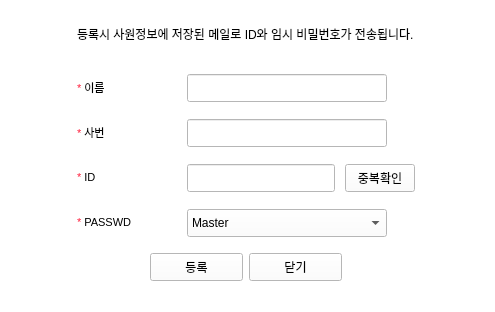
First picture: the form in sign_up.ui, repository hyeona-jeong/HRIS, before the edit.
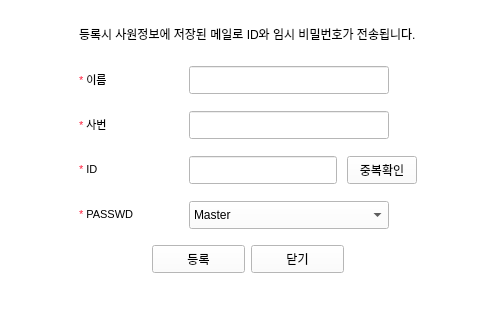
Second picture: the form after the edit.

Patch:
```diff
--- a/sign_up.ui
+++ b/sign_up.ui
@@ -10,6 +10,18 @@
     <height>312</height>
    </rect>
   </property>
+  <property name="minimumSize">
+   <size>
+    <width>495</width>
+    <height>312</height>
+   </size>
+  </property>
+  <property name="maximumSize">
+   <size>
+    <width>495</width>
+    <height>312</height>
+   </size>
+  </property>
   <property name="palette">
    <palette>
     <active>
@@ -456,15 +468,8 @@
    <string>사용자ID등록</string>
   </property>
   <widget class="QWidget" name="signup">
-   <widget class="QWidget" name="verticalLayoutWidget">
-    <property name="geometry">
-     <rect>
-      <x>0</x>
-      <y>0</y>
-      <width>491</width>
-      <height>311</height>
-     </rect>
-    </property>
+   <layout class="QVBoxLayout" name="verticalLayout">
+    <item>
     <layout class="QVBoxLayout" name="signlayout" stretch="0,0,0,0,0">
      <item alignment="Qt::AlignHCenter|Qt::AlignVCenter">
       <widget class="QLabel" name="label">
@@ -795,7 +800,8 @@
       </spacer>
      </item>
     </layout>
-   </widget>
+    </item>
+   </layout>
   </widget>
  </widget>
  <resources/>
```
Lines whose indentation alone changed are shown as unchanged.
